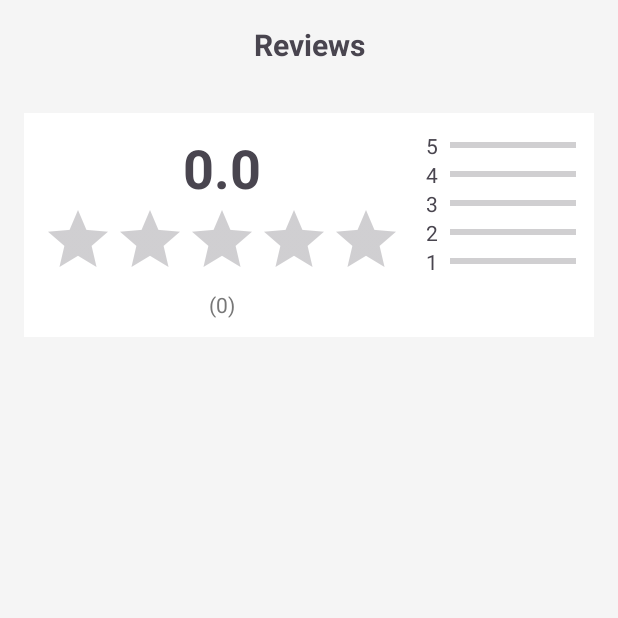
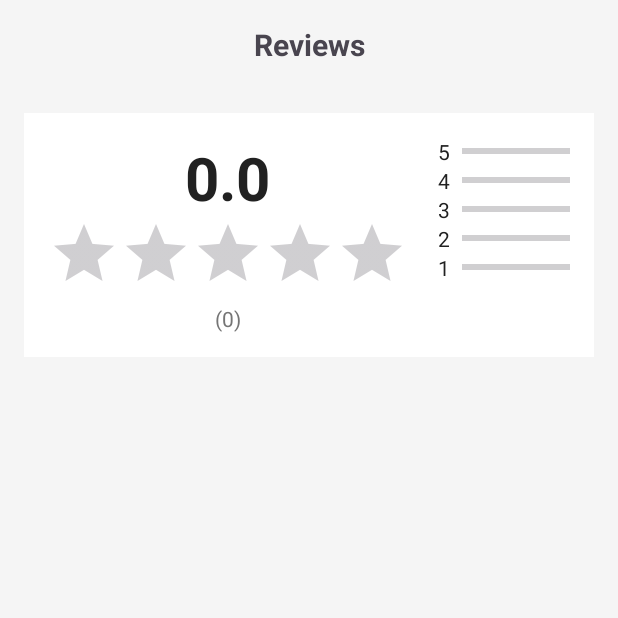
Before and after one commit to TranXuanTruong205/125LTTD01_GroupF4, an Android app: the ReviewListFragment screen opened through its navigation route, on a phone screen of 412 x 824 dp, the top half of it. Run offline under Robolectric (Android 15) with nearby library versions, the phone set to English and light mode, and no system bars; network calls fail; 1 statement that could not run was skipped.

Commit message:
done-review

```diff
--- a/DINERestaurant-App/app/src/main/res/layout/fragment_review_list.xml
+++ b/DINERestaurant-App/app/src/main/res/layout/fragment_review_list.xml
@@ -37,14 +37,16 @@
             android:padding="16dp">
 
             <!-- ===== TỔNG ĐÁNH GIÁ ===== -->
+            <!-- ===== TỔNG ĐÁNH GIÁ ===== -->
             <LinearLayout
                 android:layout_width="match_parent"
                 android:layout_height="wrap_content"
                 android:orientation="horizontal"
-                android:padding="12dp"
-                android:background="#FFFFFF">
+                android:padding="16dp"
+                android:background="#FFFFFF"
+                android:layout_marginBottom="12dp">
 
-                <!-- BÊN TRÁI -->
+                <!-- ===== BÊN TRÁI ===== -->
                 <LinearLayout
                     android:layout_width="wrap_content"
                     android:layout_height="wrap_content"
@@ -56,8 +58,9 @@
                         android:layout_width="wrap_content"
                         android:layout_height="wrap_content"
                         android:text="0.0"
-                        android:textSize="36sp"
-                        android:textStyle="bold"/>
+                        android:textSize="40sp"
+                        android:textStyle="bold"
+                        android:textColor="#212121"/>
 
                     <RatingBar
                         android:id="@+id/ratingBarAvg"
@@ -65,32 +68,38 @@
                         android:layout_height="wrap_content"
                         android:numStars="5"
                         android:stepSize="0.5"
-                        android:isIndicator="true"/>
+                        android:isIndicator="true"
+                        android:progressTint="#FFC107"
+                        android:secondaryProgressTint="#FFE082"/>
 
                     <TextView
                         android:id="@+id/tvTotalReviews"
                         android:layout_width="wrap_content"
                         android:layout_height="wrap_content"
                         android:text="(0)"
-                        android:textColor="#777777"/>
+                        android:textColor="#757575"/>
                 </LinearLayout>
 
-                <!-- BÊN PHẢI -->
+                <!-- ===== BÊN PHẢI ===== -->
                 <LinearLayout
                     android:layout_width="0dp"
                     android:layout_height="wrap_content"
                     android:layout_weight="1"
                     android:orientation="vertical"
-                    android:layout_marginStart="16dp">
+                    android:layout_marginStart="20dp">
 
-                    <!-- 5 SAO -->
+                    <!-- ===== 5 SAO ===== -->
                     <LinearLayout
                         android:layout_width="match_parent"
                         android:layout_height="wrap_content"
                         android:orientation="horizontal"
                         android:gravity="center_vertical">
 
-                        <TextView android:text="5" android:layout_height="wrap_content" android:layout_width="16dp"/>
+                        <TextView
+                            android:text="5"
+                            android:layout_width="16dp"
+                            android:layout_height="wrap_content"
+                            android:textColor="#212121"/>
 
                         <ProgressBar
                             android:id="@+id/pb5"
@@ -98,17 +107,23 @@
                             android:layout_width="0dp"
                             android:layout_height="8dp"
                             android:layout_weight="1"
-                            android:max="100"/>
+                            android:max="100"
+                            android:progressTint="#FFC107"
+                            android:backgroundTint="#EEEEEE"/>
                     </LinearLayout>
 
-                    <!-- 4 SAO -->
+                    <!-- ===== 4 SAO ===== -->
                     <LinearLayout
                         android:layout_width="match_parent"
                         android:layout_height="wrap_content"
                         android:orientation="horizontal"
                         android:gravity="center_vertical">
 
-                        <TextView android:text="4" android:layout_height="wrap_content" android:layout_width="16dp"/>
+                        <TextView
+                            android:text="4"
+                            android:layout_width="16dp"
+                            android:layout_height="wrap_content"
+                            android:textColor="#212121"/>
 
                         <ProgressBar
                             android:id="@+id/pb4"
@@ -116,17 +131,23 @@
                             android:layout_width="0dp"
                             android:layout_height="8dp"
                             android:layout_weight="1"
-                            android:max="100"/>
+                            android:max="100"
+                            android:progressTint="#FFD54F"
+                            android:backgroundTint="#EEEEEE"/>
                     </LinearLayout>
 
-                    <!-- 3 SAO -->
+                    <!-- ===== 3 SAO ===== -->
                     <LinearLayout
                         android:layout_width="match_parent"
                         android:layout_height="wrap_content"
                         android:orientation="horizontal"
                         android:gravity="center_vertical">
 
-                        <TextView android:text="3" android:layout_height="wrap_content" android:layout_width="16dp"/>
+                        <TextView
+                            android:text="3"
+                            android:layout_width="16dp"
+                            android:layout_height="wrap_content"
+                            android:textColor="#212121"/>
 
                         <ProgressBar
                             android:id="@+id/pb3"
@@ -134,17 +155,23 @@
                             android:layout_width="0dp"
                             android:layout_height="8dp"
                             android:layout_weight="1"
-                            android:max="100"/>
+                            android:max="100"
+                            android:progressTint="#FFE082"
+                            android:backgroundTint="#EEEEEE"/>
                     </LinearLayout>
 
-                    <!-- 2 SAO -->
+                    <!-- ===== 2 SAO ===== -->
                     <LinearLayout
                         android:layout_width="match_parent"
                         android:layout_height="wrap_content"
                         android:orientation="horizontal"
                         android:gravity="center_vertical">
 
-                        <TextView android:text="2" android:layout_height="wrap_content" android:layout_width="16dp"/>
+                        <TextView
+                            android:text="2"
+                            android:layout_width="16dp"
+                            android:layout_height="wrap_content"
+                            android:textColor="#212121"/>
 
                         <ProgressBar
                             android:id="@+id/pb2"
@@ -152,17 +179,23 @@
                             android:layout_width="0dp"
                             android:layout_height="8dp"
                             android:layout_weight="1"
-                            android:max="100"/>
+                            android:max="100"
+                            android:progressTint="#FFECB3"
+                            android:backgroundTint="#EEEEEE"/>
                     </LinearLayout>
 
-                    <!-- 1 SAO -->
+                    <!-- ===== 1 SAO ===== -->
                     <LinearLayout
                         android:layout_width="match_parent"
                         android:layout_height="wrap_content"
                         android:orientation="horizontal"
                         android:gravity="center_vertical">
 
-                        <TextView android:text="1" android:layout_height="wrap_content" android:layout_width="16dp"/>
+                        <TextView
+                            android:text="1"
+                            android:layout_width="16dp"
+                            android:layout_height="wrap_content"
+                            android:textColor="#212121"/>
 
                         <ProgressBar
                             android:id="@+id/pb1"
@@ -170,11 +203,14 @@
                             android:layout_width="0dp"
                             android:layout_height="8dp"
                             android:layout_weight="1"
-                            android:max="100"/>
+                            android:max="100"
+                            android:progressTint="#FFF8E1"
+                            android:backgroundTint="#EEEEEE"/>
                     </LinearLayout>
 
                 </LinearLayout>
             </LinearLayout>
+
 
             <!-- ===== LIST REVIEW ===== -->
             <androidx.recyclerview.widget.RecyclerView
```
